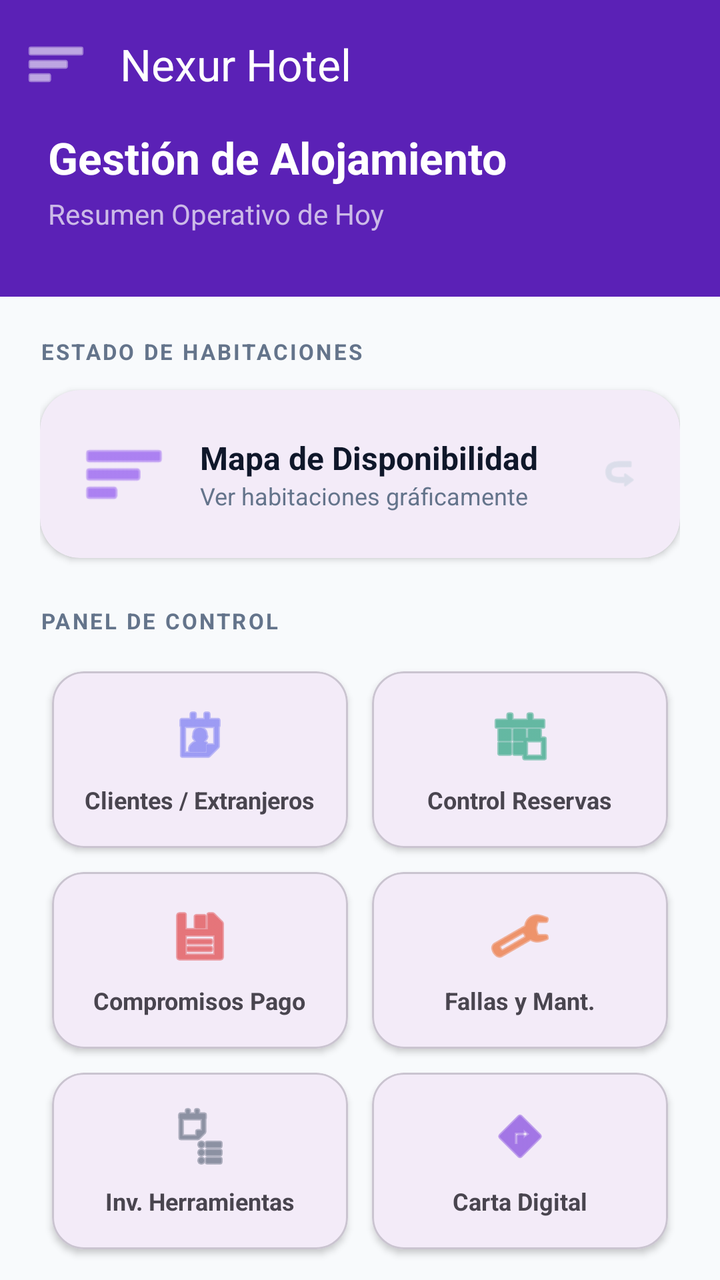
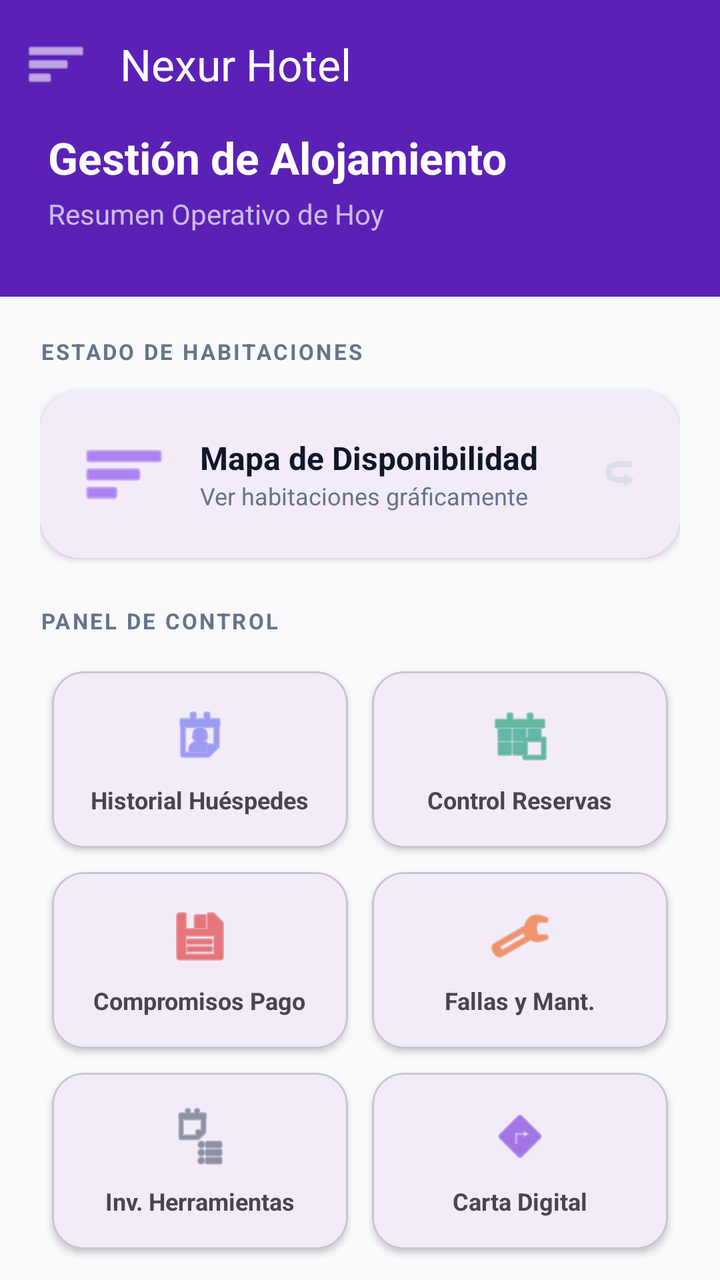

An Android layout rendered at two revisions. The XML below is the earlier revision; the diff shows what the commit changed to produce the second picture.
<!-- AndroidManifest.xml: application theme Theme.Naxor -->
<!-- res/layout/fragment_hotel_home.xml -->
<?xml version="1.0" encoding="utf-8"?>
<androidx.coordinatorlayout.widget.CoordinatorLayout xmlns:android="http://schemas.android.com/apk/res/android"
    xmlns:app="http://schemas.android.com/apk/res-auto"
    android:layout_width="match_parent"
    android:layout_height="match_parent"
    android:background="@color/slate_50">

    <com.google.android.material.appbar.AppBarLayout
        android:layout_width="match_parent"
        android:layout_height="wrap_content"
        android:background="@color/purple_800"
        app:elevation="0dp">

        <com.google.android.material.appbar.MaterialToolbar
            android:id="@+id/toolbarHotel"
            android:layout_width="match_parent"
            android:layout_height="?attr/actionBarSize"
            app:title="Nexur Hotel"
            app:titleTextColor="@color/white"
            app:navigationIcon="@android:drawable/ic_menu_sort_by_size"
            app:navigationIconTint="@color/white" />

        <LinearLayout
            android:layout_width="match_parent"
            android:layout_height="wrap_content"
            android:orientation="vertical"
            android:paddingHorizontal="24dp"
            android:paddingBottom="32dp">

            <TextView
                android:layout_width="wrap_content"
                android:layout_height="wrap_content"
                android:text="Gestión de Alojamiento"
                android:textColor="@color/white"
                android:textSize="22sp"
                android:textStyle="bold" />

            <TextView
                android:id="@+id/tvHotelDate"
                android:layout_width="wrap_content"
                android:layout_height="wrap_content"
                android:text="Resumen Operativo de Hoy"
                android:textColor="#B0FFFFFF"
                android:textSize="14sp"
                android:layout_marginTop="4dp" />
        </LinearLayout>
    </com.google.android.material.appbar.AppBarLayout>

    <androidx.core.widget.NestedScrollView
        android:layout_width="match_parent"
        android:layout_height="match_parent"
        app:layout_behavior="@string/appbar_scrolling_view_behavior">

        <LinearLayout
            android:layout_width="match_parent"
            android:layout_height="wrap_content"
            android:orientation="vertical"
            android:padding="20dp">

            
            <TextView
                android:layout_width="wrap_content"
                android:layout_height="wrap_content"
                android:text="ESTADO DE HABITACIONES"
                android:textStyle="bold"
                android:textColor="@color/slate_500"
                android:textSize="11sp"
                android:letterSpacing="0.1"
                android:layout_marginBottom="12dp" />

            <com.google.android.material.card.MaterialCardView
                android:id="@+id/cardRoomsMap"
                android:layout_width="match_parent"
                android:layout_height="wrap_content"
                android:layout_marginBottom="24dp"
                app:cardCornerRadius="20dp"
                app:cardElevation="2dp"
                app:strokeWidth="0dp"
                android:clickable="true"
                android:focusable="true">
                <LinearLayout
                    android:layout_width="match_parent"
                    android:layout_height="wrap_content"
                    android:orientation="horizontal"
                    android:padding="20dp"
                    android:gravity="center_vertical">
                    <ImageView
                        android:layout_width="44dp"
                        android:layout_height="44dp"
                        android:src="@android:drawable/ic_menu_sort_by_size"
                        app:tint="@color/purple_600" />
                    <LinearLayout
                        android:layout_width="0dp"
                        android:layout_height="wrap_content"
                        android:layout_weight="1"
                        android:orientation="vertical"
                        android:layout_marginStart="16dp">
                        <TextView
                            android:layout_width="wrap_content"
                            android:layout_height="wrap_content"
                            android:text="Mapa de Disponibilidad"
                            android:textStyle="bold"
                            android:textSize="16sp"
                            android:textColor="@color/slate_900" />
                        <TextView
                            android:id="@+id/tvRoomsSummary"
                            android:layout_width="wrap_content"
                            android:layout_height="wrap_content"
                            android:text="Ver habitaciones gráficamente"
                            android:textSize="12sp"
                            android:textColor="@color/slate_500" />
                    </LinearLayout>
                    <ImageView
                        android:layout_width="20dp"
                        android:layout_height="20dp"
                        android:src="@android:drawable/ic_menu_revert"
                        android:rotation="180"
                        app:tint="@color/slate_300" />
                </LinearLayout>
            </com.google.android.material.card.MaterialCardView>

            
            <TextView
                android:layout_width="wrap_content"
                android:layout_height="wrap_content"
                android:text="PANEL DE CONTROL"
                android:textStyle="bold"
                android:textColor="@color/slate_500"
                android:textSize="11sp"
                android:letterSpacing="0.1"
                android:layout_marginBottom="12dp" />

            <GridLayout
                android:layout_width="match_parent"
                android:layout_height="wrap_content"
                android:columnCount="2"
                android:alignmentMode="alignMargins">

                
                <com.google.android.material.card.MaterialCardView
                    android:id="@+id/toolGuests"
                    android:layout_width="0dp"
                    android:layout_height="wrap_content"
                    android:layout_columnWeight="1"
                    android:layout_margin="6dp"
                    app:cardCornerRadius="16dp"
                    app:cardElevation="2dp">
                    <LinearLayout
                        android:layout_width="match_parent"
                        android:layout_height="wrap_content"
                        android:orientation="vertical"
                        android:padding="16dp"
                        android:gravity="center">
                        <ImageView
                            android:layout_width="32dp"
                            android:layout_height="32dp"
                            android:src="@android:drawable/ic_menu_my_calendar"
                            app:tint="@color/indigo_500" />
                        <TextView
                            android:layout_width="wrap_content"
                            android:layout_height="wrap_content"
                            android:text="Clientes / Extranjeros"
                            android:textSize="12sp"
                            android:textStyle="bold"
                            android:layout_marginTop="8dp"
                            android:textAlignment="center" />
                    </LinearLayout>
                </com.google.android.material.card.MaterialCardView>

                
                <com.google.android.material.card.MaterialCardView
                    android:id="@+id/toolBookings"
                    android:layout_width="0dp"
                    android:layout_height="wrap_content"
                    android:layout_columnWeight="1"
                    android:layout_margin="6dp"
                    app:cardCornerRadius="16dp"
                    app:cardElevation="2dp">
                    <LinearLayout
                        android:layout_width="match_parent"
                        android:layout_height="wrap_content"
                        android:orientation="vertical"
                        android:padding="16dp"
                        android:gravity="center">
                        <ImageView
                            android:layout_width="32dp"
                            android:layout_height="32dp"
                            android:src="@android:drawable/ic_menu_today"
                            app:tint="@color/emerald_600" />
                        <TextView
                            android:layout_width="wrap_content"
                            android:layout_height="wrap_content"
                            android:text="Control Reservas"
                            android:textSize="12sp"
                            android:textStyle="bold"
                            android:layout_marginTop="8dp" />
                    </LinearLayout>
                </com.google.android.material.card.MaterialCardView>

                
                <com.google.android.material.card.MaterialCardView
                    android:id="@+id/toolPayments"
                    android:layout_width="0dp"
                    android:layout_height="wrap_content"
                    android:layout_columnWeight="1"
                    android:layout_margin="6dp"
                    app:cardCornerRadius="16dp"
                    app:cardElevation="2dp">
                    <LinearLayout
                        android:layout_width="match_parent"
                        android:layout_height="wrap_content"
                        android:orientation="vertical"
                        android:padding="16dp"
                        android:gravity="center">
                        <ImageView
                            android:layout_width="32dp"
                            android:layout_height="32dp"
                            android:src="@android:drawable/ic_menu_save"
                            app:tint="@color/red_600" />
                        <TextView
                            android:layout_width="wrap_content"
                            android:layout_height="wrap_content"
                            android:text="Compromisos Pago"
                            android:textSize="12sp"
                            android:textStyle="bold"
                            android:layout_marginTop="8dp" />
                    </LinearLayout>
                </com.google.android.material.card.MaterialCardView>

                
                <com.google.android.material.card.MaterialCardView
                    android:id="@+id/toolMaintenance"
                    android:layout_width="0dp"
                    android:layout_height="wrap_content"
                    android:layout_columnWeight="1"
                    android:layout_margin="6dp"
                    app:cardCornerRadius="16dp"
                    app:cardElevation="2dp">
                    <LinearLayout
                        android:layout_width="match_parent"
                        android:layout_height="wrap_content"
                        android:orientation="vertical"
                        android:padding="16dp"
                        android:gravity="center">
                        <ImageView
                            android:layout_width="32dp"
                            android:layout_height="32dp"
                            android:src="@android:drawable/ic_menu_manage"
                            app:tint="@color/orange_600" />
                        <TextView
                            android:layout_width="wrap_content"
                            android:layout_height="wrap_content"
                            android:text="Fallas y Mant."
                            android:textSize="12sp"
                            android:textStyle="bold"
                            android:layout_marginTop="8dp" />
                    </LinearLayout>
                </com.google.android.material.card.MaterialCardView>

                
                <com.google.android.material.card.MaterialCardView
                    android:id="@+id/toolInventory"
                    android:layout_width="0dp"
                    android:layout_height="wrap_content"
                    android:layout_columnWeight="1"
                    android:layout_margin="6dp"
                    app:cardCornerRadius="16dp"
                    app:cardElevation="2dp">
                    <LinearLayout
                        android:layout_width="match_parent"
                        android:layout_height="wrap_content"
                        android:orientation="vertical"
                        android:padding="16dp"
                        android:gravity="center">
                        <ImageView
                            android:layout_width="32dp"
                            android:layout_height="32dp"
                            android:src="@android:drawable/ic_menu_agenda"
                            app:tint="@color/slate_600" />
                        <TextView
                            android:layout_width="wrap_content"
                            android:layout_height="wrap_content"
                            android:text="Inv. Herramientas"
                            android:textSize="12sp"
                            android:textStyle="bold"
                            android:layout_marginTop="8dp" />
                    </LinearLayout>
                </com.google.android.material.card.MaterialCardView>

                
                <com.google.android.material.card.MaterialCardView
                    android:id="@+id/toolCityGuide"
                    android:layout_width="0dp"
                    android:layout_height="wrap_content"
                    android:layout_columnWeight="1"
                    android:layout_margin="6dp"
                    app:cardCornerRadius="16dp"
                    app:cardElevation="2dp">
                    <LinearLayout
                        android:layout_width="match_parent"
                        android:layout_height="wrap_content"
                        android:orientation="vertical"
                        android:padding="16dp"
                        android:gravity="center">
                        <ImageView
                            android:layout_width="32dp"
                            android:layout_height="32dp"
                            android:src="@android:drawable/ic_menu_directions"
                            app:tint="@color/purple_700" />
                        <TextView
                            android:layout_width="wrap_content"
                            android:layout_height="wrap_content"
                            android:text="Carta Digital"
                            android:textSize="12sp"
                            android:textStyle="bold"
                            android:layout_marginTop="8dp" />
                    </LinearLayout>
                </com.google.android.material.card.MaterialCardView>

            </GridLayout>

        </LinearLayout>
    </androidx.core.widget.NestedScrollView>

</androidx.coordinatorlayout.widget.CoordinatorLayout>
<!-- resources referenced by this layout -->
<resources>
  <color name="emerald_600">#059669</color>
  <color name="indigo_500">#6366F1</color>
  <color name="orange_600">#EA580C</color>
  <color name="purple_600">#7C3AED</color>
  <color name="purple_700">#6D28D9</color>
  <color name="purple_800">#5B21B6</color>
  <color name="red_600">#DC2626</color>
  <color name="slate_300">#CBD5E1</color>
  <color name="slate_50">#F8FAFC</color>
  <color name="slate_500">#64748B</color>
  <color name="slate_600">#475569</color>
  <color name="slate_900">#0F172A</color>
  <color name="white">#FFFFFFFF</color>
  <style name="Theme.Naxor" parent="Base.Theme.Naxor" />
  <style name="Base.Theme.Naxor" parent="Theme.Material3.DayNight.NoActionBar">
          
          
      </style>
</resources>

<!-- the commit's change to res/layout/fragment_hotel_home.xml (unified diff, before → after) -->
@@ -159,7 +159,7 @@
                         <TextView
                             android:layout_width="wrap_content"
                             android:layout_height="wrap_content"
-                            android:text="Clientes / Extranjeros"
+                            android:text="Historial Huéspedes"
                             android:textSize="12sp"
                             android:textStyle="bold"
                             android:layout_marginTop="8dp"
